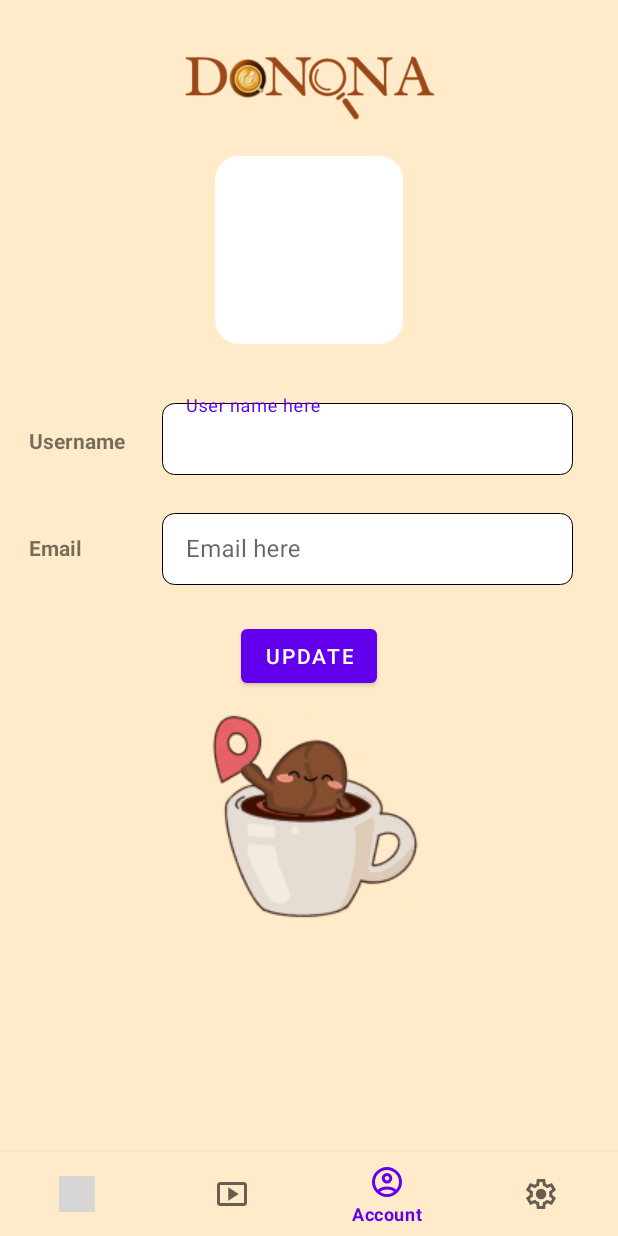
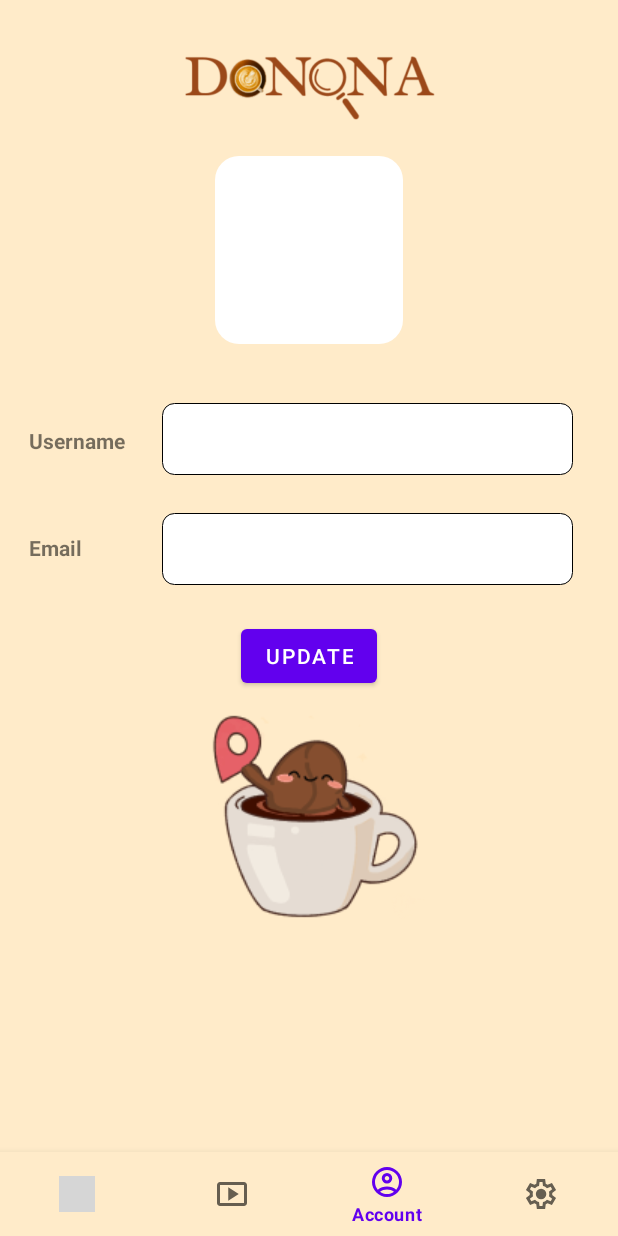
Before and after one commit to NguyenNguyen205/Donona, an Android app: the ProfileActivity screen opened directly, with no data from a screen before it, on a phone screen of 412 x 824 dp. Run offline under Robolectric (Android 15) with nearby library versions, the phone set to English and light mode, and no system bars; our stand-ins replace Firebase (no records; nobody signed in at launch, a user with empty details on screens opened directly), Picasso; pictures from the network do not load; grey boxes are pictures that could not be loaded.

Commit message:
design UI

```diff
--- a/app/src/main/res/layout/activity_profile.xml
+++ b/app/src/main/res/layout/activity_profile.xml
@@ -61,7 +61,6 @@
                 android:layout_height="wrap_content"
                 android:layout_marginRight="5dp"
                 android:layout_marginLeft="5dp"
-                android:hint="@string/username_hint"
                 android:layout_column="1"
                 android:layout_row="0"
                 android:layout_columnWeight="1">
@@ -89,7 +88,6 @@
                 android:layout_height="wrap_content"
                 android:layout_marginRight="5dp"
                 android:layout_marginLeft="5dp"
-                android:hint="@string/email_hint"
                 android:layout_column="1"
                 android:layout_row="1"
                 android:layout_columnWeight="1"
```
Also changed, not shown: app/src/main/java/com/example/donona/HomeActivity.java (+4 -5 lines), app/src/main/res/drawable/ca_phe_tung.jpg (added), app/src/main/res/drawable/ca_phe_vot.jpg (added), app/src/main/res/drawable/next_tea_img.jpg (added), app/src/main/res/drawable/vitamin_coffee_img.jpg (added).
